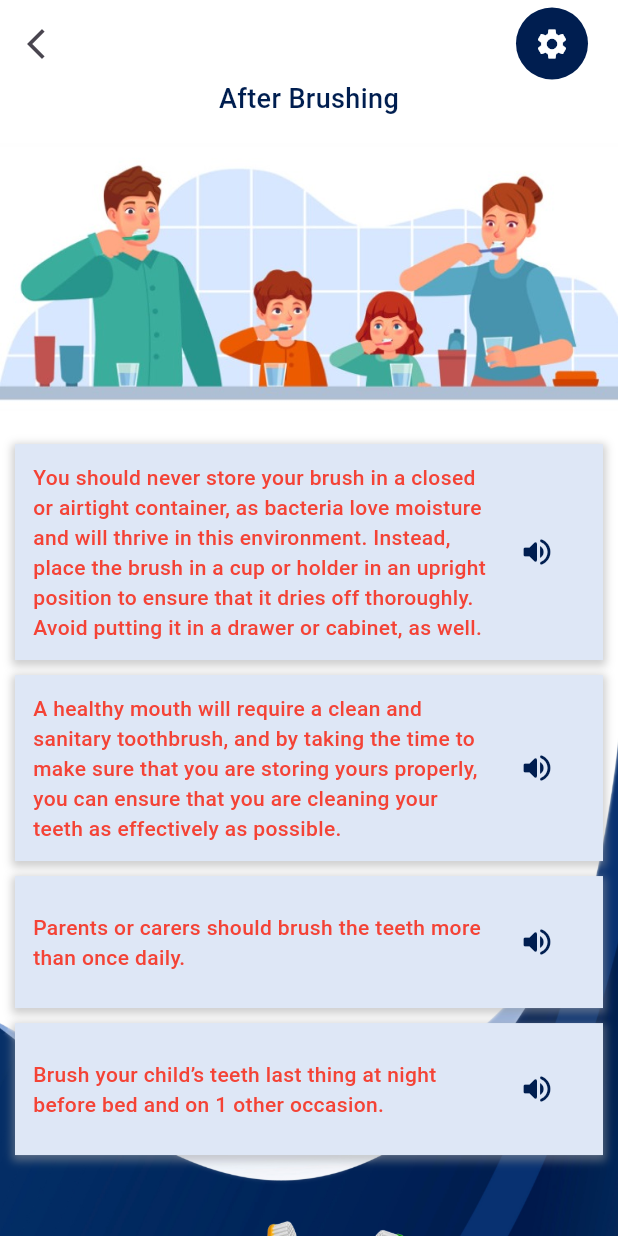
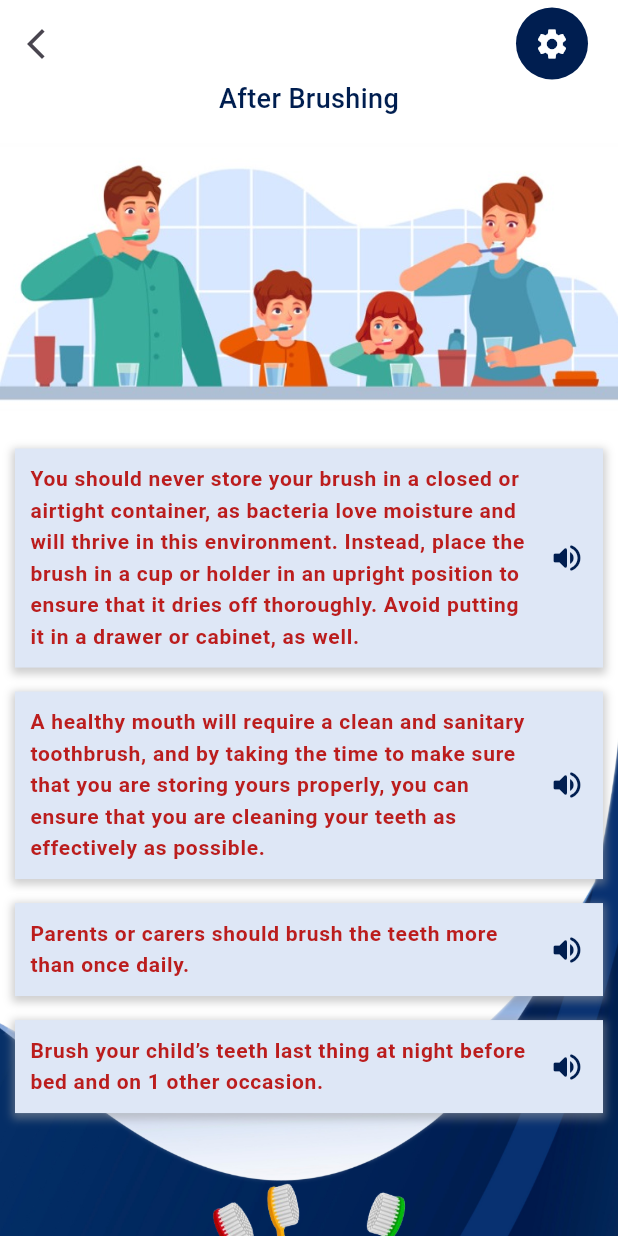
Before and after one commit to navendunandu/nuParent, a Flutter app: the AfterBrush screen opened directly, on a phone screen of 412 x 824 dp. Run offline on Flutter 3.47's test engine with Material 3 defaults, Android fonts, the phone set to English and light mode, and no system bars; our stand-ins replace chewie, cloud_firestore, firebase_auth, firebase_core, firebase_storage, flutter_tts and 7 more; missing offline and left inert: flutter_ringtone_player; accounts and stored records are empty.

Commit message:
before brushing

```diff
--- a/Mobile/lib/Components/box.dart
+++ b/Mobile/lib/Components/box.dart
@@ -31,13 +31,16 @@ class _BoxListState extends State<BoxList> {
 class Box extends StatefulWidget {
   final FlutterTts flutterTts;
   final String text;
+  final String title;
   final Color colour;
 
   const Box({
     Key? key,
     required this.flutterTts,
     required this.text,
-  this.colour = AppColors.primaryColor, // Use the hexadecimal value of your color
+    this.title = '',
+    this.colour =
+        AppColors.primaryColor, // Use the hexadecimal value of your color
   }) : super(key: key);
 
   @override
@@ -66,7 +69,7 @@ class _BoxState extends State<Box> {
   @override
   Widget build(BuildContext context) {
     return Padding(
-      padding: const EdgeInsets.only(top: 5, bottom: 5),
+      padding: const EdgeInsets.only(top: 8, bottom: 8),
       child: Container(
         decoration: BoxDecoration(
           color: AppColors.lightblue,
@@ -80,27 +83,50 @@ class _BoxState extends State<Box> {
           ],
         ),
         child: Padding(
-          padding: const EdgeInsets.all(12),
+          padding: const EdgeInsets.all(0),
           child: Row(
+            mainAxisAlignment: MainAxisAlignment.spaceBetween,
             children: [
-              Expanded(
-                child: Text(widget.text, style: TextStyle(
+              Flexible(
+                child: Padding(
+                  padding: const EdgeInsets.fromLTRB(10, 10, 0, 10),
+                  child: Column(
+                    crossAxisAlignment: CrossAxisAlignment.start,
+                    children: [
+                      if (widget.title != '')
+                        Text(
+                          widget.title,
+                          style: const TextStyle(
+                            color: AppColors.primaryColor,
+                            letterSpacing: .5,
+                            fontWeight: FontWeight.w600,
+                          ),
+                        ),
+                      Text(
+                        widget.text,
+                        style: TextStyle(
                             color: widget.colour,
-                  fontWeight: FontWeight.w500
-                ),),
+                            letterSpacing: .5,
+                            fontWeight: FontWeight.w600,
+                            height: 1.5),
                       ),
-              Padding(
-                padding: EdgeInsets.all(8.0),
-                child: IconButton(
+                    ],
+                  ),
+                ),
+              ),
+              IconButton(
                 onPressed: () {
+                  if (widget.title == '') {
                     speak(widget.text);
+                  } else {
+                    speak("${widget.title}. ${widget.text}");
+                  }
                 },
                 icon: Icon(
                     isPlaying
                         ? Icons.stop_circle_rounded
                         : Icons.volume_up_rounded,
                     color: AppColors.primaryColor),
-                ),
               ),
             ],
           ),
--- a/Mobile/lib/after_brush.dart
+++ b/Mobile/lib/after_brush.dart
@@ -62,7 +62,7 @@ class _AfterBrushState extends State<AfterBrush> {
                   return Box(
                     text: items[index],
                     flutterTts: flutterTts,
-                    colour: Colors.red, // Replace with your FlutterTts object
+                    colour: AppColors.red,
                   );
                 },
               ),
--- a/Mobile/lib/main.dart
+++ b/Mobile/lib/main.dart
@@ -23,6 +23,7 @@ class AppColors {
   static const darkblue = Color.fromARGB(255, 13, 83, 188);
   static const tileprimaryblue = Color.fromARGB(255, 187, 222, 251);
   static const tilesecondaryblue = Color.fromARGB(255, 227, 242, 253);
+  static const red =  Color.fromARGB(255, 187, 29, 29);
 }
 
 class MainApp extends StatelessWidget {
--- a/Mobile/pubspec.yaml
+++ b/Mobile/pubspec.yaml
@@ -39,3 +39,7 @@ flutter:
   uses-material-design: true
   assets:
     - assets/
+  fonts:
+    - family: Sansation
+      fonts:
+        - asset: fonts/Sansation_Regular.ttf
```
Also changed, not shown: Mobile/lib/before_brush.dart (added, +180 -0 lines), Mobile/lib/brushing_instruction.dart (+7 -1 lines), Mobile/lib/prepare_brush.dart (added, +194 -0 lines), Mobile/assets/Brushes.png (added), Mobile/assets/MotherChild.png (added), Mobile/fonts/Sansation_Bold.ttf (added), Mobile/fonts/Sansation_Bold_Italic.ttf (added), Mobile/fonts/Sansation_Italic.ttf (added), Mobile/fonts/Sansation_Light.ttf (added), Mobile/fonts/Sansation_Light_Italic.ttf (added), Mobile/fonts/Sansation_Regular.ttf (added). Lines whose indentation alone changed are shown as unchanged.
